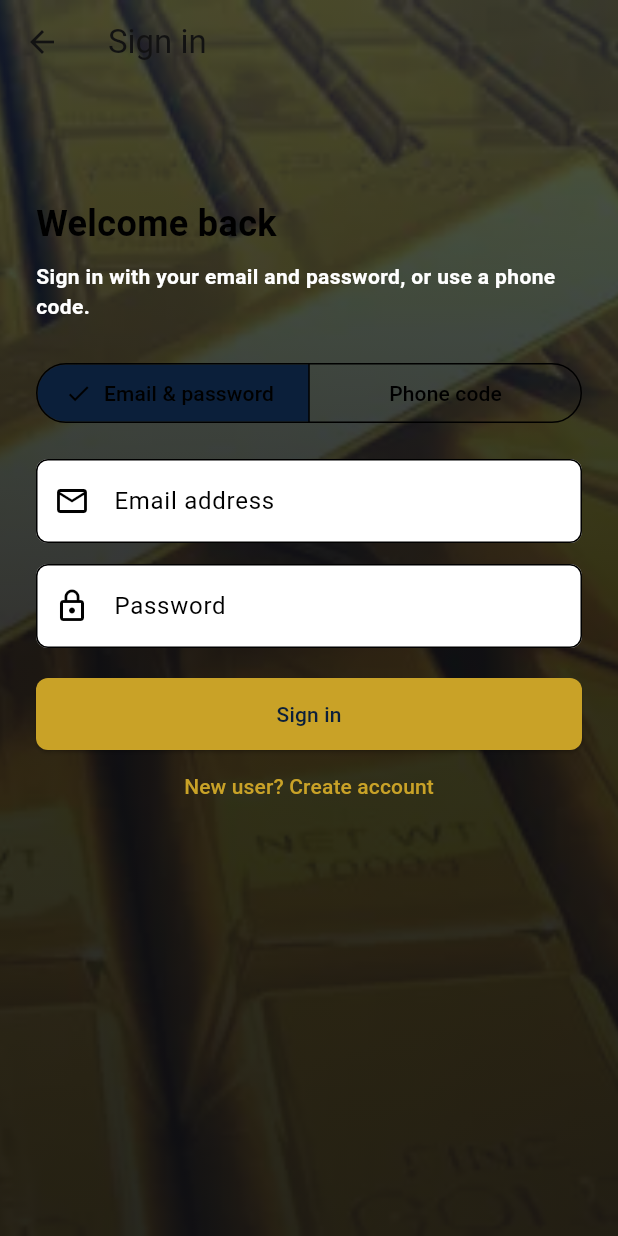
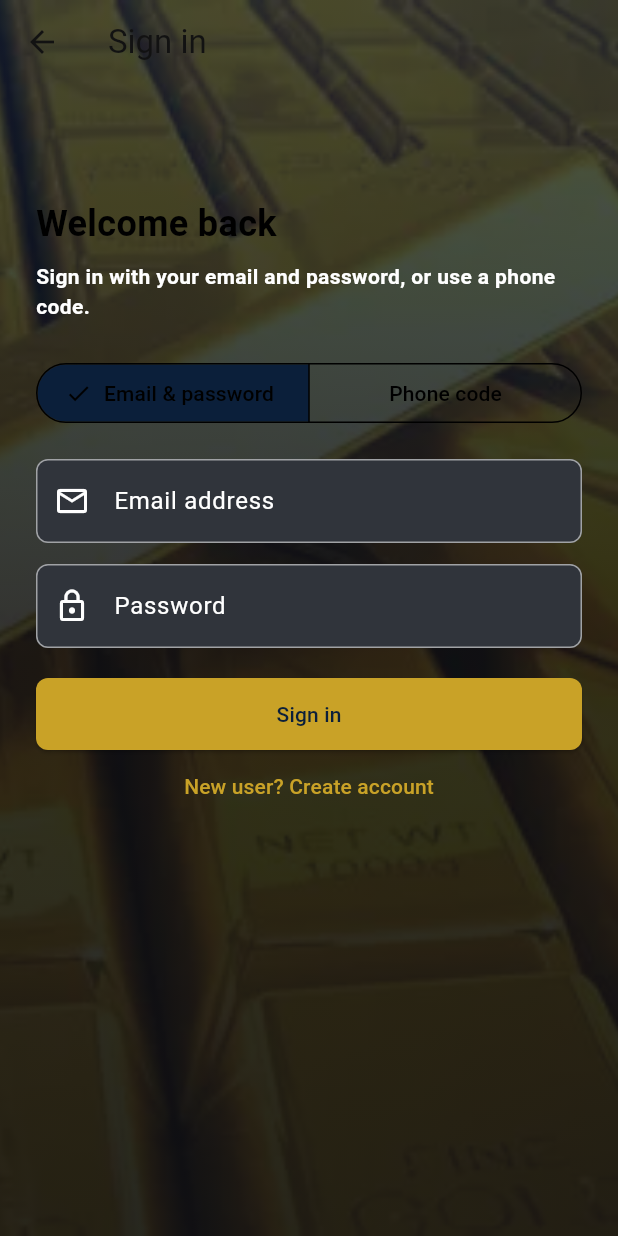
Before and after one commit to maziku-stack/dhahabu-App, a Flutter app: the LoginScreen screen opened by its route, on a phone screen of 412 x 824 dp. Run offline on Flutter 3.47's test engine with Material 3 defaults, Android fonts, the phone set to English and light mode, and no system bars; our stand-ins replace shared_preferences; accounts and stored records are empty.

Commit message:
changing all

```diff
--- a/mobile/lib/screens/auth/login_screen.dart
+++ b/mobile/lib/screens/auth/login_screen.dart
@@ -124,9 +124,27 @@ class _LoginScreenState extends State<LoginScreen> {
               : Navigator.pushReplacementNamed(context, '/landing'),
         ),
       ),
-      body: Stack(
-        fit: StackFit.expand,
-        children: [
+      body: Theme(
+        data: Theme.of(context).copyWith(
+          inputDecorationTheme: Theme.of(context).inputDecorationTheme.copyWith(
+            filled: true,
+            fillColor: const Color(0xFF30343B),
+            labelStyle: const TextStyle(color: Colors.white),
+            hintStyle: const TextStyle(color: Colors.white70),
+            prefixIconColor: Colors.white,
+            enabledBorder: OutlineInputBorder(
+              borderRadius: BorderRadius.circular(8),
+              borderSide: const BorderSide(color: Colors.white54),
+            ),
+            focusedBorder: OutlineInputBorder(
+              borderRadius: BorderRadius.circular(8),
+              borderSide: const BorderSide(color: AppColors.gold, width: 2),
+            ),
+          ),
+        ),
+        child: Stack(
+          fit: StackFit.expand,
+          children: [
           Image.asset(
             'lib/assets/images/OIP.webp',
             fit: BoxFit.cover,
@@ -245,7 +263,8 @@ class _LoginScreenState extends State<LoginScreen> {
               ),
             ),
           ),
-        ],
+          ],
+        ),
       ),
     );
   }
```
